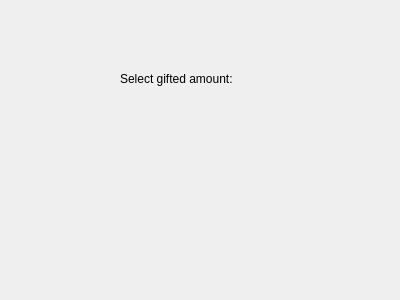
The window that Ohjelman käyttöliittymät/Gui/giftview.ui (JIkaheimo/ohjelmistokehityksen-sovellusprojekti-2k19) describes before a commit, drawn with Qt 5.
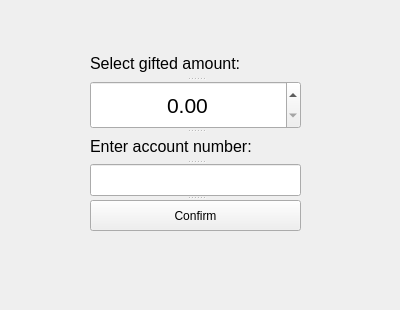
The same window after the commit.

Commit message: Lisatty 'Transfer' signaali lahjoituksia varten.

```diff
--- a/Ohjelman käyttöliittymät/Gui/giftview.ui
+++ b/Ohjelman käyttöliittymät/Gui/giftview.ui
@@ -7,24 +7,63 @@
     <x>0</x>
     <y>0</y>
     <width>400</width>
-    <height>300</height>
+    <height>310</height>
    </rect>
   </property>
   <property name="windowTitle">
    <string>Form</string>
   </property>
-  <widget class="QLabel" name="label">
+  <widget class="QSplitter" name="splitter">
    <property name="geometry">
     <rect>
-     <x>120</x>
-     <y>70</y>
-     <width>141</width>
-     <height>18</height>
+     <x>90</x>
+     <y>50</y>
+     <width>211</width>
+     <height>181</height>
     </rect>
    </property>
-   <property name="text">
-    <string>Select gifted amount:</string>
+   <property name="orientation">
+    <enum>Qt::Vertical</enum>
    </property>
+   <widget class="QLabel" name="label">
+    <property name="font">
+     <font>
+      <pointsize>12</pointsize>
+     </font>
+    </property>
+    <property name="text">
+     <string>Select gifted amount:</string>
+    </property>
+   </widget>
+   <widget class="QDoubleSpinBox" name="doubleSpinBox">
+    <property name="enabled">
+     <bool>true</bool>
+    </property>
+    <property name="font">
+     <font>
+      <pointsize>16</pointsize>
+     </font>
+    </property>
+    <property name="alignment">
+     <set>Qt::AlignCenter</set>
+    </property>
+   </widget>
+   <widget class="QLabel" name="label_2">
+    <property name="font">
+     <font>
+      <pointsize>12</pointsize>
+     </font>
+    </property>
+    <property name="text">
+     <string>Enter account number:</string>
+    </property>
+   </widget>
+   <widget class="QLineEdit" name="lineEdit"/>
+   <widget class="QPushButton" name="confirmButton">
+    <property name="text">
+     <string>Confirm</string>
+    </property>
+   </widget>
   </widget>
  </widget>
  <resources/>
```
The commit also changes 2 other files.
